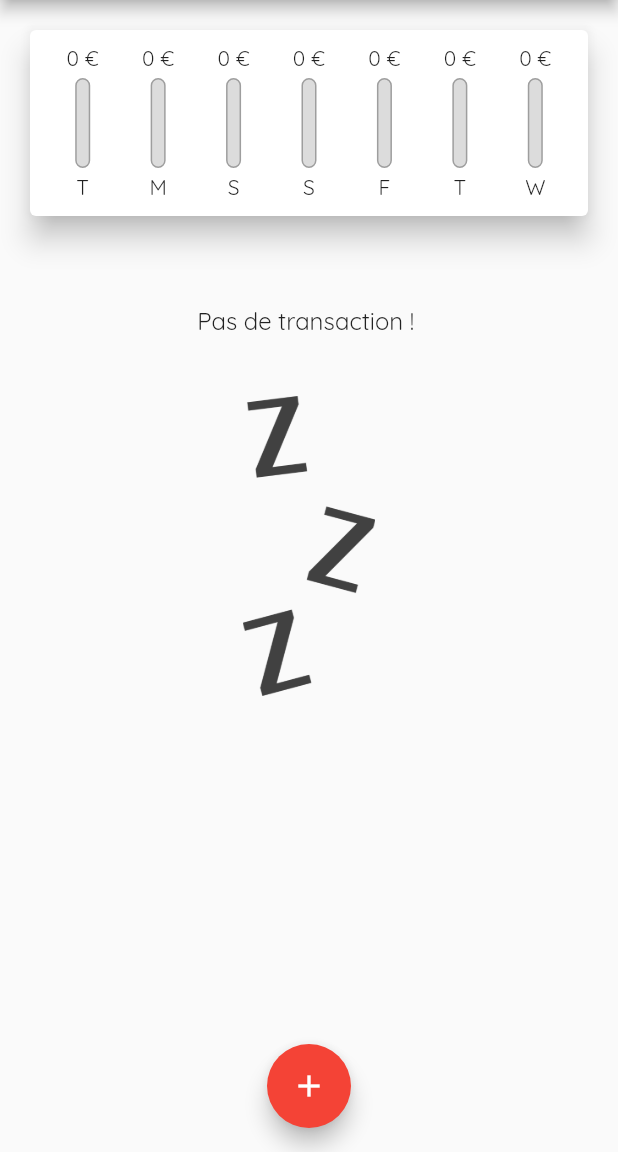
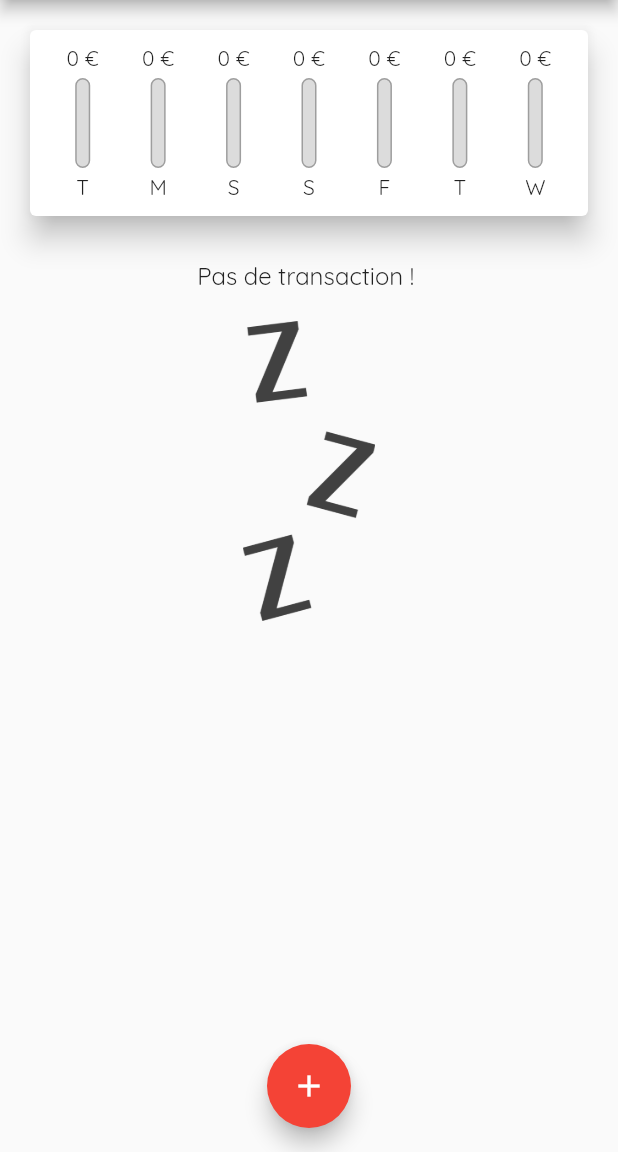
Before and after one commit to ApachaiZ/udemy_course_project_1, a Flutter app: the screen it shows after launch, on a phone screen of 412 x 824 dp, the part 84-1236 px from its top. Run offline on Flutter 3.47's test engine with Material 2 defaults, Android fonts, the phone set to English and light mode, and no system bars.

Commit message:
Section 4 part 107

```diff
--- a/lib/main.dart
+++ b/lib/main.dart
@@ -41,6 +41,7 @@ class MyHomePage extends StatefulWidget {
 
 class _MyHomePageState extends State<MyHomePage> {
   final List<Transaction> _userTransactions = [];
+
   List<Transaction> get _recentTransaction {
     return _userTransactions.where((transact) {
       return transact.date
@@ -89,7 +90,9 @@ class _MyHomePageState extends State<MyHomePage> {
             Chart(
               recentTransactions: _recentTransaction,
             ),
-            const SizedBox(height: 40,),
+            const SizedBox(
+              height: 10,
+            ),
             SizedBox(child: TransactionList(transactions: _userTransactions)),
           ],
         ),
--- a/lib/widgets/transaction_list.dart
+++ b/lib/widgets/transaction_list.dart
@@ -20,7 +20,7 @@ class TransactionList extends StatelessWidget {
                   style: Theme.of(context).textTheme.titleMedium,
                 ),
                 const SizedBox(
-                  height: 40,
+                  height: 20,
                 ),
                 SizedBox(
                   height: 200,
```
